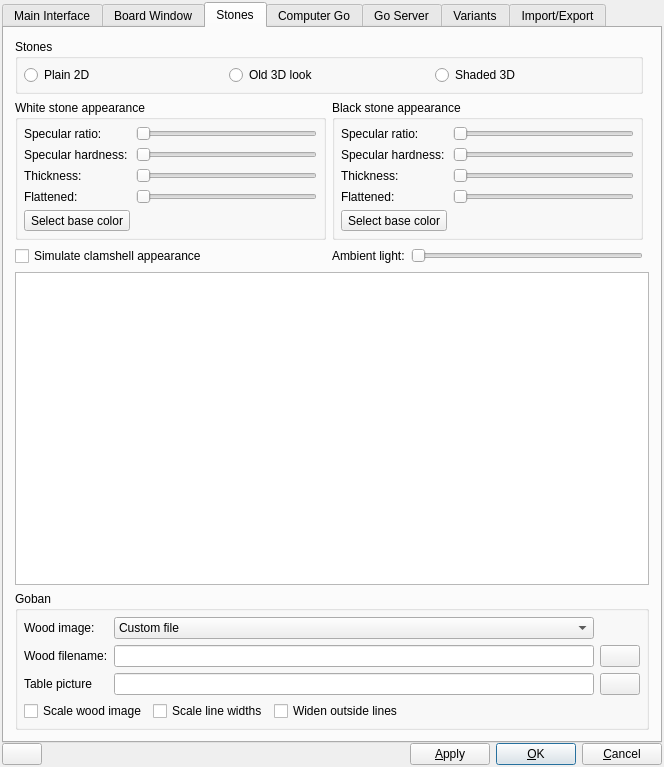
bernds/q5Go, file src/preferences_gui.ui: the form before one commit.
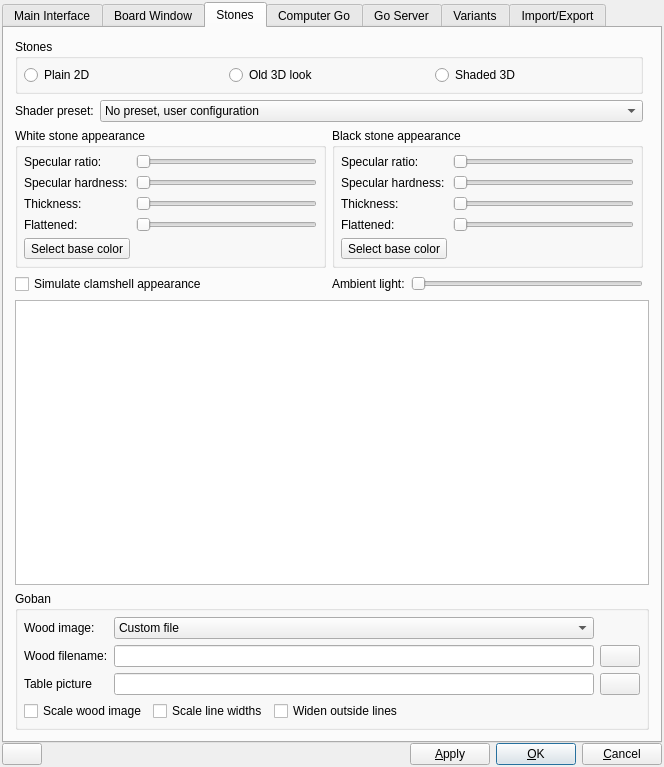
The form after the commit. The open tabs and pages were chosen to show the change. Icons and pictures are not drawn. Custom widgets are drawn as their Qt base class.

Commit message: Add some preset options for stone look

```diff
--- a/src/preferences_gui.ui
+++ b/src/preferences_gui.ui
@@ -1509,27 +1509,6 @@
        <string>Stones</string>
       </attribute>
       <layout class="QGridLayout" name="gridLayout_11">
-       <item row="2" column="1">
-        <layout class="QHBoxLayout" name="horizontalLayout_6">
-         <item>
-          <widget class="QLabel" name="label_15">
-           <property name="text">
-            <string>Ambient light:</string>
-           </property>
-          </widget>
-         </item>
-         <item>
-          <widget class="QSlider" name="ambientSlider">
-           <property name="maximum">
-            <number>100</number>
-           </property>
-           <property name="orientation">
-            <enum>Qt::Horizontal</enum>
-           </property>
-          </widget>
-         </item>
-        </layout>
-       </item>
        <item row="0" column="0" colspan="2">
         <widget class="QGroupBox" name="buttonGroup6">
          <property name="title">
@@ -1581,7 +1560,110 @@
          </layout>
         </widget>
        </item>
-       <item row="1" column="0">
+       <item row="1" column="0" colspan="2">
+        <layout class="QHBoxLayout" name="presetLayout">
+         <item>
+          <widget class="QLabel" name="presetLabel">
+           <property name="sizePolicy">
+            <sizepolicy hsizetype="Minimum" vsizetype="Preferred">
+             <horstretch>0</horstretch>
+             <verstretch>0</verstretch>
+            </sizepolicy>
+           </property>
+           <property name="text">
+            <string>Shader preset:</string>
+           </property>
+          </widget>
+         </item>
+         <item>
+          <widget class="QComboBox" name="shadersComboBox">
+           <property name="sizePolicy">
+            <sizepolicy hsizetype="Expanding" vsizetype="Fixed">
+             <horstretch>0</horstretch>
+             <verstretch>0</verstretch>
+            </sizepolicy>
+           </property>
+           <item>
+            <property name="text">
+             <string>No preset, user configuration</string>
+            </property>
+           </item>
+           <item>
+            <property name="text">
+             <string>Recommended variant 1 (brighter)</string>
+            </property>
+           </item>
+           <item>
+            <property name="text">
+             <string>Recommended variant 2 (darker)</string>
+            </property>
+           </item>
+           <item>
+            <property name="text">
+             <string>Recommended variant 3 (high contrast)</string>
+            </property>
+           </item>
+           <item>
+            <property name="text">
+             <string>Plain, high contrast</string>
+            </property>
+           </item>
+           <item>
+            <property name="text">
+             <string>Plain, low contrast</string>
+            </property>
+           </item>
+           <item>
+            <property name="text">
+             <string>Flattened, high contrast</string>
+            </property>
+           </item>
+           <item>
+            <property name="text">
+             <string>Flattened, low contrast</string>
+            </property>
+           </item>
+           <item>
+            <property name="text">
+             <string>Flattened, striped</string>
+            </property>
+           </item>
+           <item>
+            <property name="text">
+             <string>Shiny, round, striped</string>
+            </property>
+           </item>
+           <item>
+            <property name="text">
+             <string>Thin, striped</string>
+            </property>
+           </item>
+          </widget>
+         </item>
+        </layout>
+       </item>
+       <item row="3" column="1">
+        <layout class="QHBoxLayout" name="horizontalLayout_6">
+         <item>
+          <widget class="QLabel" name="label_15">
+           <property name="text">
+            <string>Ambient light:</string>
+           </property>
+          </widget>
+         </item>
+         <item>
+          <widget class="QSlider" name="ambientSlider">
+           <property name="maximum">
+            <number>100</number>
+           </property>
+           <property name="orientation">
+            <enum>Qt::Horizontal</enum>
+           </property>
+          </widget>
+         </item>
+        </layout>
+       </item>
+       <item row="2" column="0">
         <widget class="QGroupBox" name="whiteGroupBox">
          <property name="title">
           <string>White stone appearance</string>
@@ -1668,7 +1750,7 @@
          </layout>
         </widget>
        </item>
-       <item row="1" column="1">
+       <item row="2" column="1">
         <widget class="QGroupBox" name="blackGroupBox">
          <property name="title">
           <string>Black stone appearance</string>
@@ -1755,14 +1837,14 @@
          </layout>
         </widget>
        </item>
-       <item row="2" column="0">
+       <item row="3" column="0">
         <widget class="QCheckBox" name="stripesCheckBox">
          <property name="text">
           <string>Simulate clamshell appearance</string>
          </property>
         </widget>
        </item>
-       <item row="3" column="0" colspan="3">
+       <item row="4" column="0" colspan="3">
         <widget class="SizeGraphicsView" name="stoneView">
          <property name="verticalScrollBarPolicy">
           <enum>Qt::ScrollBarAlwaysOff</enum>
@@ -1772,7 +1854,7 @@
          </property>
         </widget>
        </item>
-       <item row="4" column="0" colspan="3">
+       <item row="5" column="0" colspan="3">
         <widget class="QGroupBox" name="GoEnginegroup_box_2">
          <property name="title">
           <string>Goban</string>
```
The commit also changes 3 other files.
